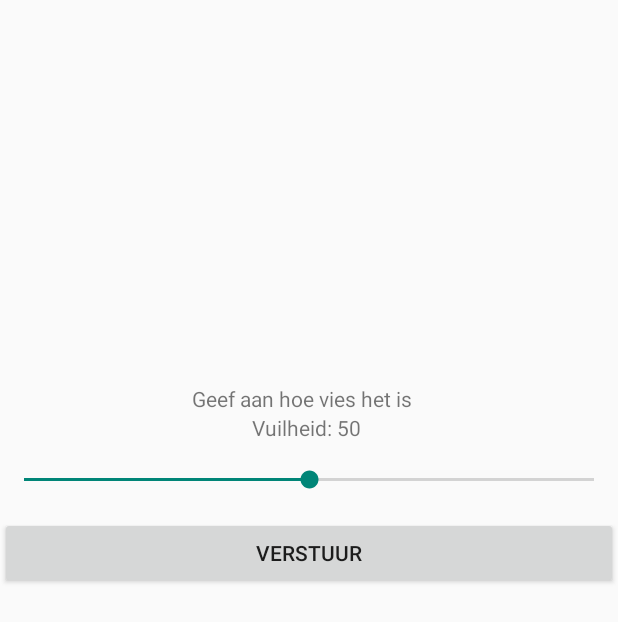
After one commit to jaggrh95/DIGITAL-ECONOMY, an Android app: the VuilheidsScoreActivity screen opened directly, with no data from a screen before it, on a phone screen of 412 x 824 dp. The commit adds this screen. Shown: the top 622 px of the screen. Run offline under Robolectric (Android 15) with nearby library versions, the phone set to English and light mode, and no system bars.

Commit message:
score activity

```diff
--- a/app/src/main/AndroidManifest.xml
+++ b/app/src/main/AndroidManifest.xml
@@ -1,9 +1,9 @@
 <?xml version="1.0" encoding="utf-8"?>
 <manifest xmlns:android="http://schemas.android.com/apk/res/android"
     package="com.example.myapplication">
+
     <uses-permission android:name="android.permission.ACCESS_COARSE_LOCATION" />
     <uses-permission android:name="android.permission.ACCESS_FINE_LOCATION" />
-
 
     <application
         android:allowBackup="true"
@@ -12,8 +12,9 @@
         android:roundIcon="@mipmap/ic_launcher_round"
         android:supportsRtl="true"
         android:theme="@style/fullscreen">
-        <activity android:name=".RatingActivity"></activity>
-        <activity android:name=".ActivityVoorMapV2"></activity>
+        <activity android:name=".VuilheidsScoreActivity"></activity>
+        <activity android:name=".RatingActivity" />
+        <activity android:name=".ActivityVoorMapV2" />
         <activity android:name=".MapActivity" />
         <activity android:name=".MainActivity">
             <intent-filter>
--- a/app/src/main/java/com/example/myapplication/MapActivity.java
+++ b/app/src/main/java/com/example/myapplication/MapActivity.java
@@ -49,7 +49,7 @@ public class MapActivity extends FragmentActivity implements OnMapReadyCallback,
         String holderlong = intent.getStringExtra(ActivityVoorMapV2.EXTRA_MESSAGE);
         String holderlat = intent.getStringExtra(ActivityVoorMapV2.EXTRA_MESSAGE1);
         Log.i("inmaps",""+holderlat + " en " + holderlong);
-        intent1 = new Intent(this,RatingActivity.class);
+        intent1 = new Intent(this,VuilheidsScoreActivity.class);
         Longitude =  Double.parseDouble(holderlong);
         Lattitude =  Double.parseDouble(holderlat);
 
--- /dev/null
+++ b/app/src/main/java/com/example/myapplication/VuilheidsScoreActivity.java
@@ -0,0 +1,42 @@
+package com.example.myapplication;
+
+import android.support.v7.app.AppCompatActivity;
+import android.os.Bundle;
+import android.widget.SeekBar;
+import android.widget.TextView;
+
+public class VuilheidsScoreActivity extends AppCompatActivity {
+
+    TextView Progresslabel;
+    @Override
+    protected void onCreate(Bundle savedInstanceState) {
+        super.onCreate(savedInstanceState);
+        setContentView(R.layout.activity_vuilheids_score);
+
+        // set a change listener on the SeekBar
+        SeekBar seekBar = findViewById(R.id.seekBar);
+        seekBar.setOnSeekBarChangeListener(seekBarChangeListener);
+
+        int progress = seekBar.getProgress();
+        Progresslabel = findViewById(R.id.textView4);
+        Progresslabel.setText("Vuilheid: " + progress);
+    }
+    SeekBar.OnSeekBarChangeListener seekBarChangeListener = new SeekBar.OnSeekBarChangeListener() {
+
+        @Override
+        public void onProgressChanged(SeekBar seekBar, int progress, boolean fromUser) {
+            // updated continuously as the user slides the thumb
+            Progresslabel.setText("Progress: " + progress);
+        }
+
+        @Override
+        public void onStartTrackingTouch(SeekBar seekBar) {
+            // called when the user first touches the SeekBar
+        }
+
+        @Override
+        public void onStopTrackingTouch(SeekBar seekBar) {
+            // called after the user finishes moving the SeekBar
+        }
+    };
+}
--- /dev/null
+++ b/app/src/main/res/layout/activity_vuilheids_score.xml
@@ -0,0 +1,64 @@
+<?xml version="1.0" encoding="utf-8"?>
+<android.support.constraint.ConstraintLayout xmlns:android="http://schemas.android.com/apk/res/android"
+    xmlns:app="http://schemas.android.com/apk/res-auto"
+    xmlns:tools="http://schemas.android.com/tools"
+    android:layout_width="match_parent"
+    android:layout_height="match_parent"
+    android:layout_centerHorizontal="true"
+    android:layout_centerVertical="true"
+    android:layout_gravity="center"
+    tools:context=".ActivityVoorMapV2">
+
+
+    <RelativeLayout
+        android:layout_width="match_parent"
+        android:layout_height="match_parent"
+        app:layout_constraintBottom_toBottomOf="parent"
+        app:layout_constraintEnd_toEndOf="parent"
+        app:layout_constraintHorizontal_bias="0.0"
+        app:layout_constraintStart_toStartOf="parent"
+        app:layout_constraintTop_toTopOf="parent"
+        app:layout_constraintVertical_bias="0.0">
+
+        <LinearLayout
+            android:orientation="vertical"
+            android:layout_width="match_parent"
+            android:layout_height="match_parent">
+
+            <TextView
+                android:id="@+id/textView"
+                android:layout_width="wrap_content"
+                android:layout_height="wrap_content"
+                android:layout_marginLeft="0.8in"
+                android:layout_marginTop="1.6in"
+                android:text="Geef aan hoe vies het is" />
+
+            <TextView
+                android:id="@+id/textView4"
+                android:layout_width="match_parent"
+                android:layout_height="wrap_content"
+                android:layout_marginLeft="1.05in"
+
+                android:text="Vuilheid: 50" />
+
+            <SeekBar
+                android:id="@+id/seekBar"
+                android:layout_width="match_parent"
+                android:layout_height="wrap_content"
+                android:max="100"
+                android:layout_marginTop="0.1in"
+
+                android:progress="50" />
+
+            <Button
+                android:id="@+id/button3"
+                android:layout_width="match_parent"
+                android:layout_height="wrap_content"
+                android:layout_marginTop="0.1in"
+
+                android:text="Verstuur" />
+
+        </LinearLayout>
+    </RelativeLayout>
+
+</android.support.constraint.ConstraintLayout>
```
